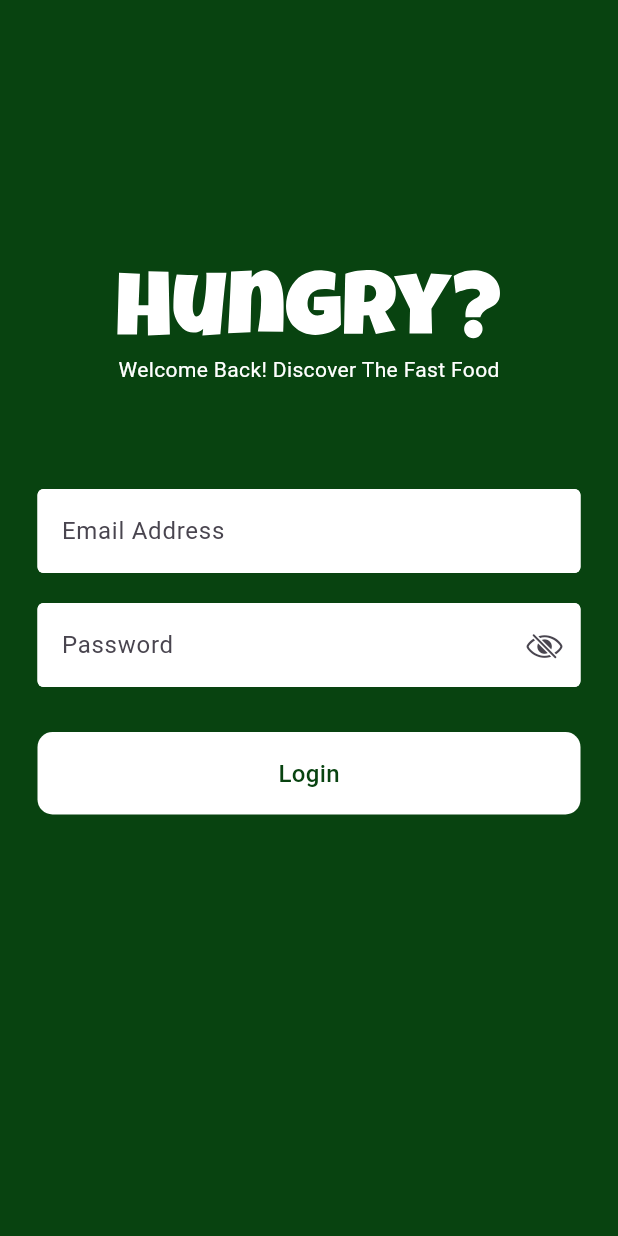
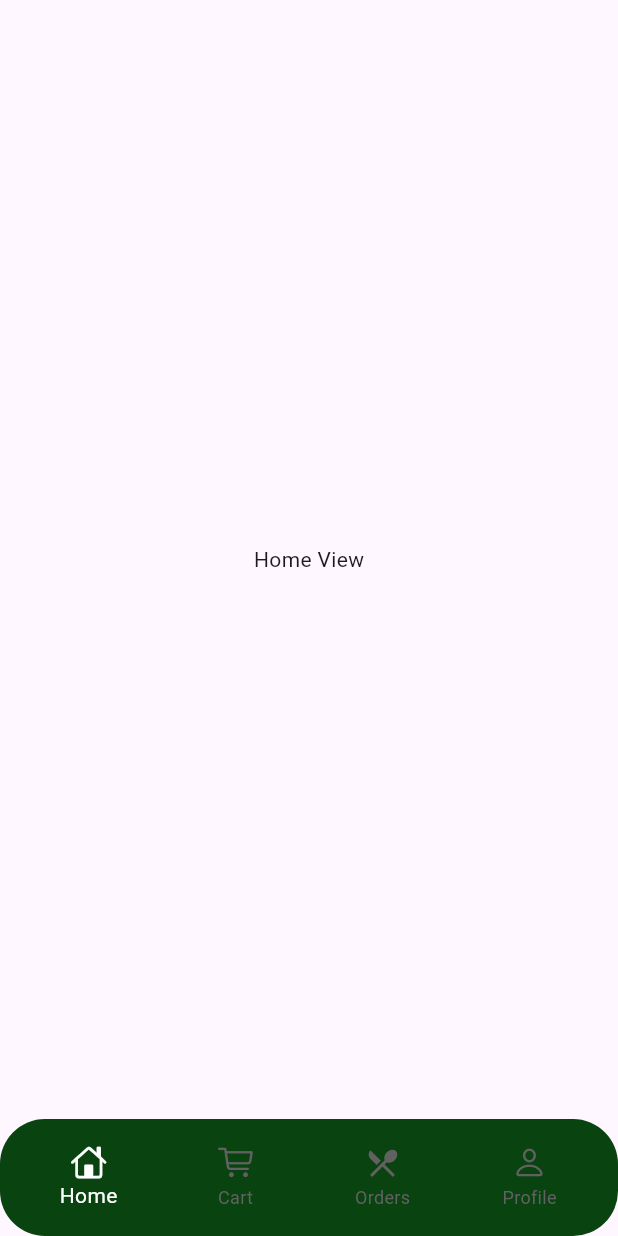
Before and after one commit to sayedsaad96/Hungry, a Flutter app: the screen it shows after launch, on a phone screen of 412 x 824 dp. Run offline on Flutter 3.47's test engine with Material 3 defaults, Android fonts, the phone set to English and light mode, and no system bars; our stand-ins replace flutter_svg, gap.

Commit message:
Finshing Root of app and custom auth button

```diff
--- a/lib/features/auth/view/login_view.dart
+++ /dev/null
@@ -1,71 +0,0 @@
-import 'package:flutter/material.dart';
-import 'package:flutter_svg/svg.dart';
-import 'package:gap/gap.dart';
-import 'package:hungry/core/constants/app_colors.dart';
-import 'package:hungry/shared/custom_text.dart';
-
-import '../../../shared/custom_textfield.dart';
-
-class LoginView extends StatelessWidget {
-  const LoginView({super.key});
-
-  @override
-  Widget build(BuildContext context) {
-    TextEditingController emailController = TextEditingController();
-    TextEditingController passwordController = TextEditingController();
-    return GestureDetector(
-      onTap: () => FocusScope.of(context).unfocus(),
-      child: Scaffold(
-        backgroundColor: AppColors.primary,
-
-        body: Center(
-          child: Padding(
-            padding: const EdgeInsets.symmetric(horizontal: 25.0),
-            child: Column(
-              children: [
-                Gap(180),
-                SvgPicture.asset('assets/logo/logo.svg'),
-                Gap(10),
-                CustomText(
-                  text: "Welcome Back! Discover The Fast Food",
-                  color: Colors.white,
-                  fontWeight: FontWeight.w400,
-                  size: 14,
-                ),
-                Gap(70),
-                CustomTextfield(
-                  controller: emailController,
-                  hint: 'Email Address',
-                  isPassword: false,
-                ),
-                Gap(20),
-                CustomTextfield(
-                  controller: passwordController,
-                  hint: 'Password',
-                  isPassword: true,
-                ),
-                Gap(30),
-                Container(
-                  height: 55,
-                  width: double.infinity,
-                  decoration: BoxDecoration(
-                    color: Colors.white,
-                    borderRadius: BorderRadius.circular(10),
-                  ),
-                  child: Center(
-                    child: CustomText(
-                      text: 'Login',
-                      color: AppColors.primary,
-                      fontWeight: FontWeight.w500,
-                      size: 16,
-                    ),
-                  ),
-                ),
-              ],
-            ),
-          ),
-        ),
-      ),
-    );
-  }
-}
--- /dev/null
+++ b/lib/features/home/views/home_view.dart
@@ -0,0 +1,10 @@
+import 'package:flutter/material.dart';
+
+class HomeView extends StatelessWidget {
+  const HomeView({super.key});
+
+  @override
+  Widget build(BuildContext context) {
+    return Scaffold(body: Center(child: Text('Home View')));
+  }
+}
--- a/lib/main.dart
+++ b/lib/main.dart
@@ -1,5 +1,5 @@
 import 'package:flutter/material.dart';
-import 'package:hungry/features/auth/view/login_view.dart';
+import 'package:hungry/root.dart';
 
 void main() {
   runApp(const MyApp());
@@ -14,7 +14,7 @@ class MyApp extends StatelessWidget {
     return MaterialApp(
       title: 'Hungry',
       debugShowCheckedModeBanner: false,
-      home: const LoginView(),
+      home: const Root(),
     );
   }
 }
--- a/lib/root.dart
+++ b/lib/root.dart
@@ -0,0 +1,76 @@
+import 'package:flutter/cupertino.dart';
+import 'package:flutter/material.dart';
+import 'package:hungry/core/constants/app_colors.dart';
+import 'package:hungry/features/auth/views/profile_view.dart';
+import 'package:hungry/features/cart/views/cart_view.dart';
+import 'package:hungry/features/home/views/home_view.dart';
+import 'package:hungry/features/orderHistory/views/order_history_view.dart';
+
+class Root extends StatefulWidget {
+  const Root({super.key});
+
+  @override
+  State<Root> createState() => _RootState();
+}
+
+class _RootState extends State<Root> {
+  late PageController controller;
+  late List<Widget> screens;
+  int currentScreen = 0;
+  @override
+  void initState() {
+    screens = [HomeView(), CartView(), OrderHistoryView(), ProfileView()];
+    controller = PageController(initialPage: currentScreen);
+    super.initState();
+  }
+
+  @override
+  Widget build(BuildContext context) {
+    return Scaffold(
+      body: PageView(controller: controller, children: screens),
+
+      bottomNavigationBar: Container(
+        padding: EdgeInsets.all(10),
+        decoration: BoxDecoration(
+          color: AppColors.primary,
+          borderRadius: BorderRadius.circular(30),
+        ),
+        child: BottomNavigationBar(
+          elevation: 0.0,
+          backgroundColor: Colors.transparent,
+          type: BottomNavigationBarType.fixed,
+          selectedItemColor: Colors.white,
+          unselectedItemColor: Colors.grey.shade700,
+
+          currentIndex: currentScreen,
+
+          onTap: (index) {
+            setState(() {
+              currentScreen = index;
+            });
+            controller.jumpToPage(index);
+          },
+
+          items: [
+            BottomNavigationBarItem(
+              icon: Icon(CupertinoIcons.home),
+              label: "Home",
+            ),
+            BottomNavigationBarItem(
+              icon: Icon(CupertinoIcons.shopping_cart),
+              label: "Cart",
+            ),
+            BottomNavigationBarItem(
+              icon: Icon(Icons.local_restaurant_sharp),
+              label: "Orders",
+            ),
+            BottomNavigationBarItem(
+              icon: Icon(CupertinoIcons.person),
+              label: "Profile",
+            ),
+          ],
+        ),
+      ),
+    );
+  }
+}
--- a/lib/shared/custom_textfield.dart
+++ b/lib/shared/custom_textfield.dart
@@ -41,7 +41,7 @@ class _CustomTextfieldState extends State<CustomTextfield> {
       cursorColor: AppColors.primary,
       cursorHeight: 20,
       validator: (v) {
-        if (v == null) {
+        if (v == null || v.isEmpty) {
           return 'Please fill ${widget.hint}';
         }
         return null;
--- a/pubspec.yaml
+++ b/pubspec.yaml
@@ -35,7 +35,7 @@ dependencies:
   gap: ^3.0.1
 
 dev_dependencies:
-  flutter_lints: ^5.0.0
+  flutter_lints: ^6.0.0
   flutter_test:
     sdk: flutter
 
```
Also changed, not shown: lib/features/auth/views/login_view.dart (added, +69 -0 lines), lib/features/auth/views/profile_view.dart (added, +10 -0 lines), lib/features/auth/views/signup_view.dart (added, +70 -0 lines), lib/features/auth/widgets/custom_auth_button.dart (added, +33 -0 lines), lib/features/cart/views/cart_view.dart (added, +10 -0 lines), lib/features/orderHistory/views/order_history_view.dart (added, +10 -0 lines), lib/features/auth/view/profile_view.dart (deleted), lib/features/auth/view/signup_view.dart (deleted), pubspec.lock.
